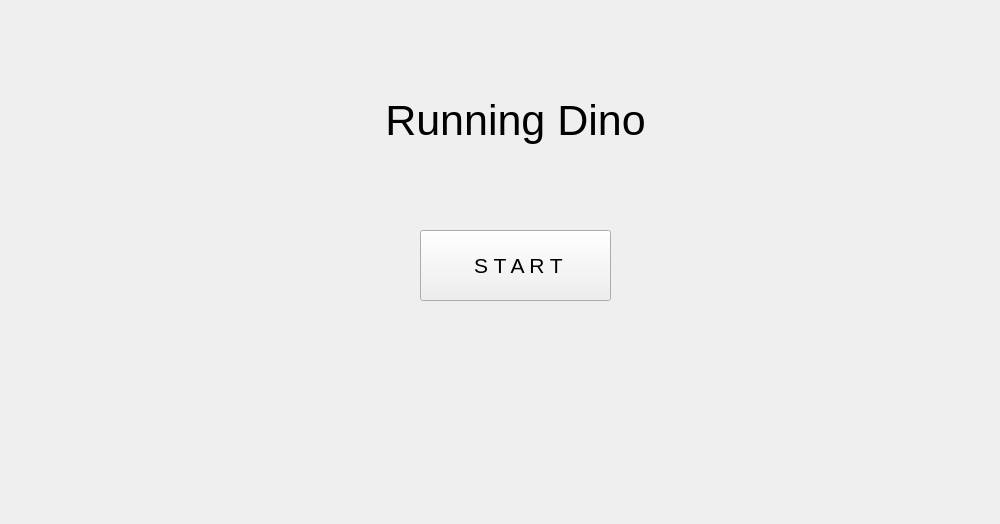
aaaMsLIUfruit/RunningDino, file project/home.ui: the form before one commit.
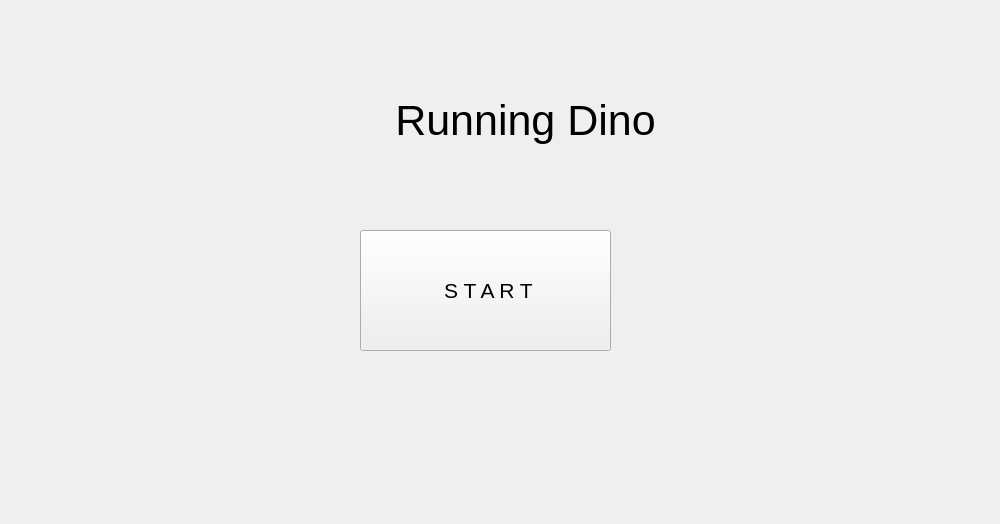
The form after the commit.

Patch:
```diff
--- a/project/home.ui
+++ b/project/home.ui
@@ -16,9 +16,9 @@
   <widget class="QLabel" name="homeTitle">
    <property name="geometry">
     <rect>
-     <x>320</x>
+     <x>200</x>
      <y>70</y>
-     <width>391</width>
+     <width>651</width>
      <height>101</height>
     </rect>
    </property>
@@ -37,10 +37,10 @@
   <widget class="QPushButton" name="startButton">
    <property name="geometry">
     <rect>
-     <x>420</x>
+     <x>360</x>
      <y>230</y>
-     <width>191</width>
-     <height>71</height>
+     <width>251</width>
+     <height>121</height>
     </rect>
    </property>
    <property name="font">
```
